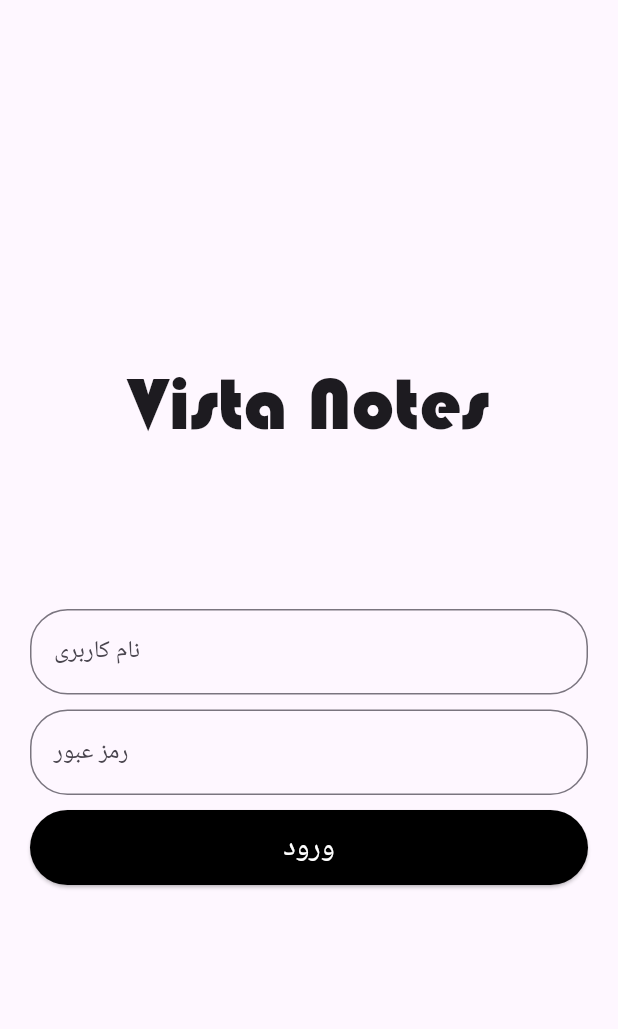
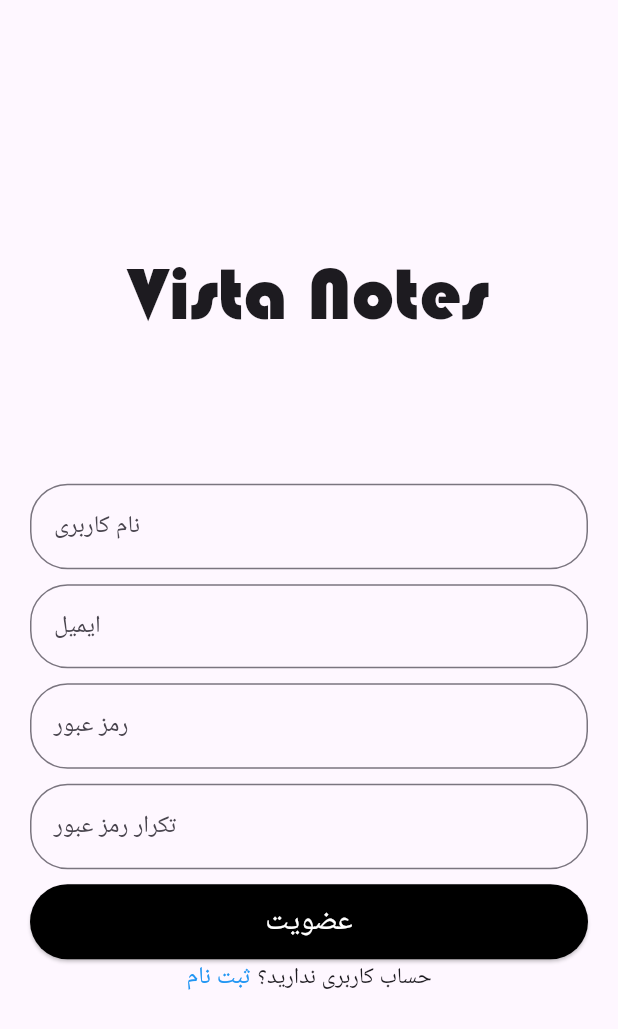
Before and after one commit to immrit/vista_notes, a Flutter app: the screen it shows after launch, after a tap on "ثبت نام", on a phone screen of 412 x 824 dp. Shown: the top 1029 px of the screen. Run offline on Flutter 3.47's test engine with Material 3 defaults, Android fonts, the phone set to English and light mode, and no system bars; our stand-ins replace flutter_spinkit, pocketbase; network calls fail.

Commit message:
register ok

```diff
--- a/lib/View/Screens/signupScreen.dart
+++ b/lib/View/Screens/signupScreen.dart
@@ -1,5 +1,7 @@
 import 'package:flutter/material.dart';
 import 'package:vista_notes/View/widgets/widgets.dart';
+
+import '../../PocketBase/remoteService.dart';
 
 class SignUpScreen extends StatefulWidget {
   const SignUpScreen({super.key});
@@ -10,7 +12,9 @@ class SignUpScreen extends StatefulWidget {
 
 class _SignUpScreenState extends State<SignUpScreen> {
   TextEditingController username = TextEditingController();
+  TextEditingController email = TextEditingController();
   TextEditingController password = TextEditingController();
+  TextEditingController passwordConfirm = TextEditingController();
   @override
   Widget build(BuildContext context) {
     return Scaffold(
@@ -19,18 +23,21 @@ class _SignUpScreenState extends State<SignUpScreen> {
       mainAxisAlignment: MainAxisAlignment.center,
       children: [
         VistaTextLogo(),
-        SizedBox(height: 50),
+        SizedBox(height: 40),
         Container(
             padding: EdgeInsets.only(top: 50),
             child: TextInputWidget(username, "نام کاربری", false)),
+        TextInputWidget(email, "ایمیل", false),
         TextInputWidget(password, "رمز عبور", true),
+        TextInputWidget(passwordConfirm, "تکرار رمز عبور", true),
         Container(
           margin: EdgeInsets.symmetric(horizontal: 20),
           width: double.infinity,
           height: 50,
           child: ElevatedButton(
-            onPressed: () {},
-            child: Text("ورود",
+            onPressed: () => SignUpUserRemote(
+                username.text, email.text, password.text, passwordConfirm.text),
+            child: Text("عضویت",
                 style: TextStyle(
                   color: Colors.white,
                   fontSize: 20,
@@ -39,6 +46,25 @@ class _SignUpScreenState extends State<SignUpScreen> {
               backgroundColor: Colors.black,
             ),
           ),
+        ),
+        Row(
+          mainAxisAlignment: MainAxisAlignment.center,
+          children: [
+            // TextButton(onPressed: () {}, child: Text("ثبت نام")),
+            GestureDetector(
+                onTap: () {
+                  Navigator.of(context).pushReplacement(MaterialPageRoute(
+                      builder: (context) => const SignUpScreen()));
+                },
+                child: const Text(
+                  "ثبت نام ",
+                  style: TextStyle(color: Colors.blue, fontSize: 16),
+                )),
+            const Text(
+              "حساب کاربری ندارید؟",
+              style: TextStyle(fontSize: 15),
+            ),
+          ],
         )
       ],
     )));
--- a/lib/main.dart
+++ b/lib/main.dart
@@ -11,7 +11,7 @@ class MyApp extends StatelessWidget {
   @override
   Widget build(BuildContext context) {
     return MaterialApp(
-      title: 'Flutter Demo',
+      title: 'Vista Notes',
       debugShowCheckedModeBanner: false,
       theme: ThemeData(
         colorScheme: ColorScheme.fromSeed(seedColor: Colors.deepPurple),
```
Also changed, not shown: lib/PocketBase/remoteService.dart (+7 -7 lines).
